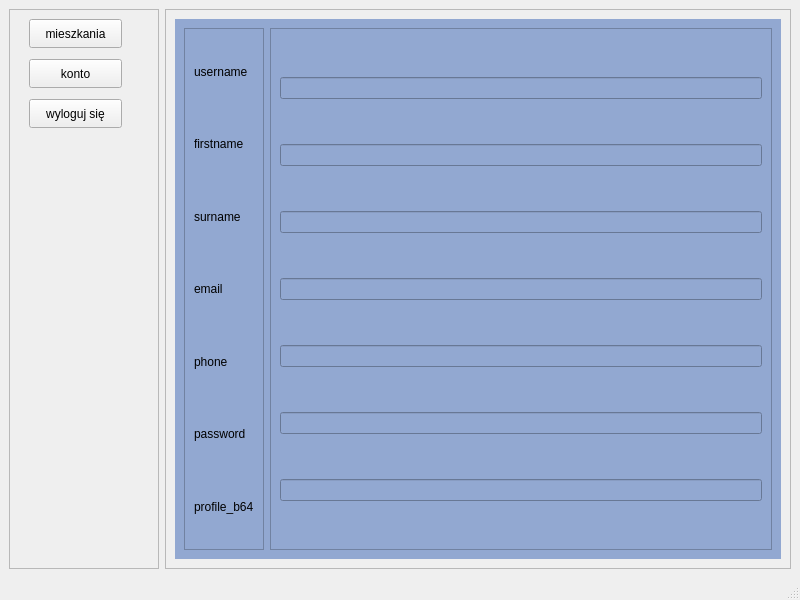
Old version of the form src/UI/templates/mainwindow.ui in the repository BartoszPietrucha/projekt.
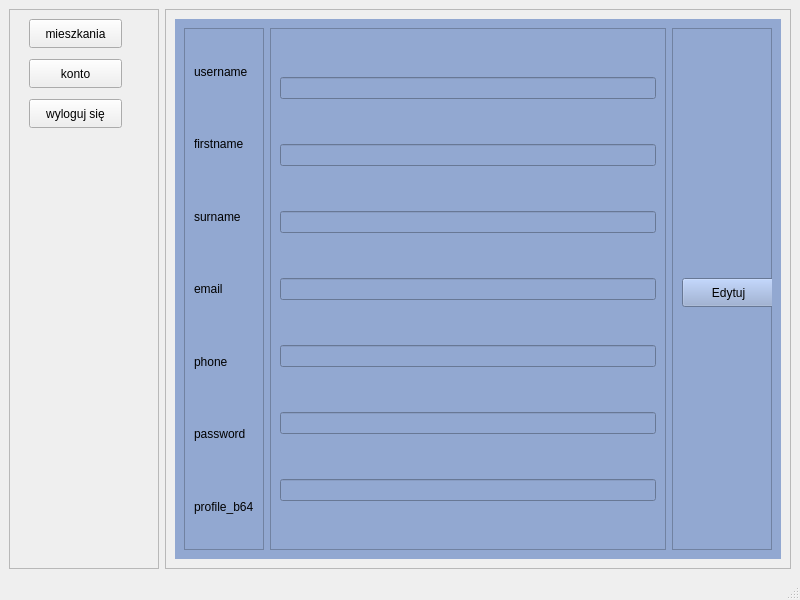
New version of the form.

```diff
--- a/src/UI/templates/mainwindow.ui
+++ b/src/UI/templates/mainwindow.ui
@@ -189,6 +189,41 @@
              </layout>
             </widget>
            </item>
+           <item>
+            <widget class="QFrame" name="frame_5">
+             <property name="minimumSize">
+              <size>
+               <width>100</width>
+               <height>0</height>
+              </size>
+             </property>
+             <property name="maximumSize">
+              <size>
+               <width>100</width>
+               <height>16777215</height>
+              </size>
+             </property>
+             <property name="frameShape">
+              <enum>QFrame::Shape::StyledPanel</enum>
+             </property>
+             <property name="frameShadow">
+              <enum>QFrame::Shadow::Raised</enum>
+             </property>
+             <widget class="QPushButton" name="bt_edytuj">
+              <property name="geometry">
+               <rect>
+                <x>10</x>
+                <y>250</y>
+                <width>93</width>
+                <height>29</height>
+               </rect>
+              </property>
+              <property name="text">
+               <string>Edytuj</string>
+              </property>
+             </widget>
+            </widget>
+           </item>
           </layout>
          </widget>
          <widget class="QWidget" name="page_2">
```
